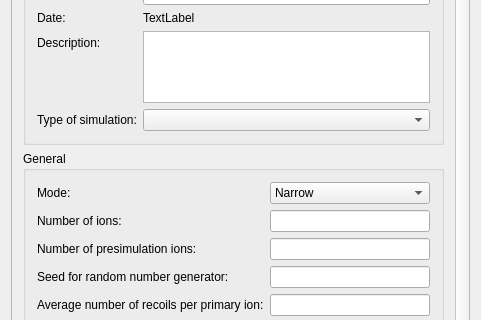
The window that ui_files/ui_request_simulation_settings.ui (JYU-IBA/potku) describes before a commit, drawn with Qt 5; both pictures show x 0 to 481 and y 99 to 419 of the 481 by 534 pixel window.
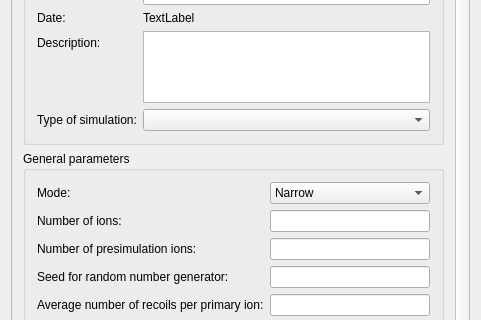
The same window after the commit.

Commit message: Started implementing element simulation settings. Moved the settings button below the element list. Corrected recoil element type saving.

The edit to the form file:
```diff
--- a/ui_files/ui_request_simulation_settings.ui
+++ b/ui_files/ui_request_simulation_settings.ui
@@ -90,9 +90,9 @@
       <property name="geometry">
        <rect>
         <x>0</x>
-        <y>-188</y>
-        <width>448</width>
-        <height>672</height>
+        <y>0</y>
+        <width>444</width>
+        <height>511</height>
        </rect>
       </property>
       <layout class="QVBoxLayout" name="verticalLayout_2">
@@ -284,7 +284,7 @@
             </sizepolicy>
            </property>
            <property name="title">
-            <string>General</string>
+            <string>General parameters</string>
            </property>
            <property name="alignment">
             <set>Qt::AlignLeading|Qt::AlignLeft|Qt::AlignTop</set>
```
The commit also changes 5 other files.
